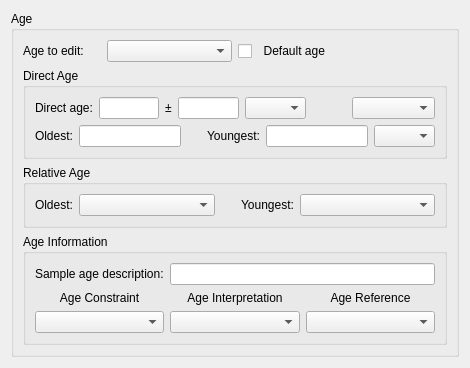
Above: ui/AgeFields.ui from kathrynmetcalf/GeoCORK before the change. Below: the same form after it.
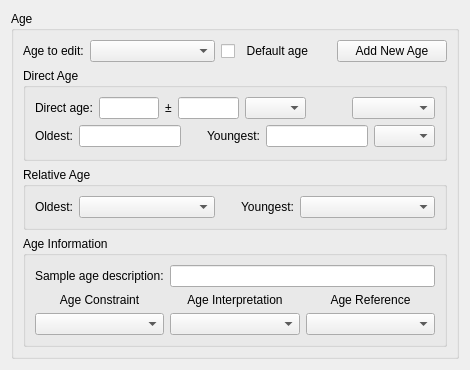
That is the form after the change. Custom widgets are drawn as their Qt base class.

```diff
--- a/ui/AgeFields.ui
+++ b/ui/AgeFields.ui
@@ -7,7 +7,7 @@
     <x>0</x>
     <y>0</y>
     <width>470</width>
-    <height>368</height>
+    <height>370</height>
    </rect>
   </property>
   <property name="sizePolicy">
@@ -74,6 +74,19 @@
           </property>
          </widget>
         </item>
+        <item>
+         <widget class="QPushButton" name="add_age_pushButton">
+          <property name="sizePolicy">
+           <sizepolicy hsizetype="Preferred" vsizetype="Fixed">
+            <horstretch>0</horstretch>
+            <verstretch>0</verstretch>
+           </sizepolicy>
+          </property>
+          <property name="text">
+           <string>Add New Age</string>
+          </property>
+         </widget>
+        </item>
        </layout>
       </item>
       <item>
```
Left out of the diff: 2 changed lines with no effect on the pictures.
